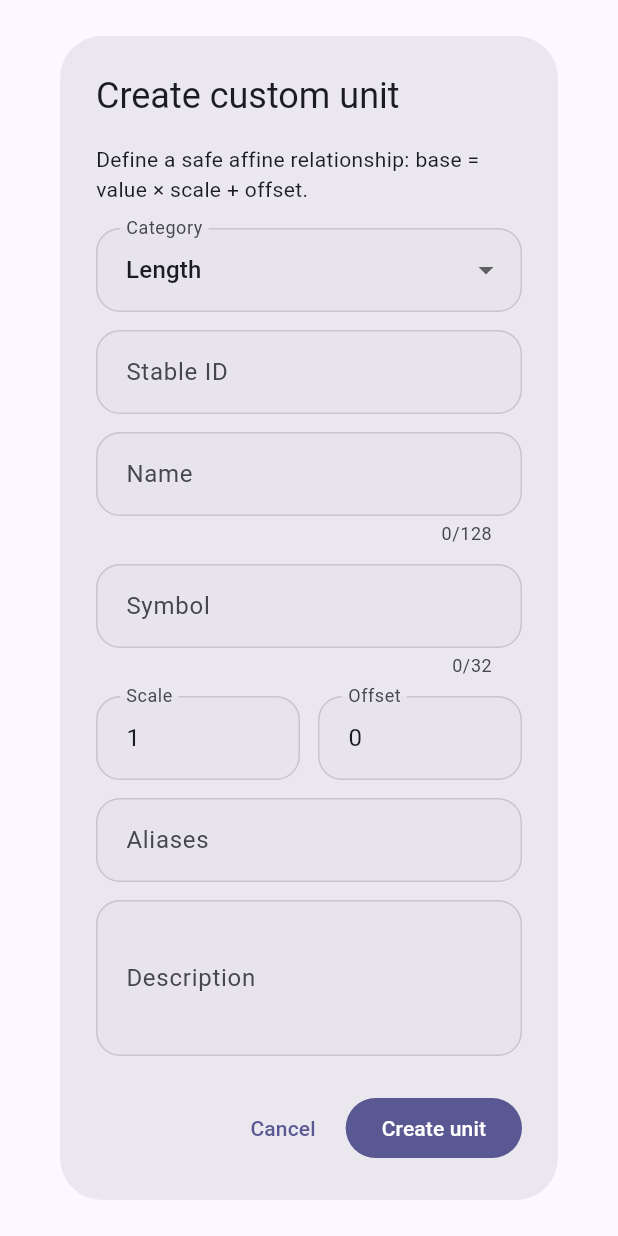
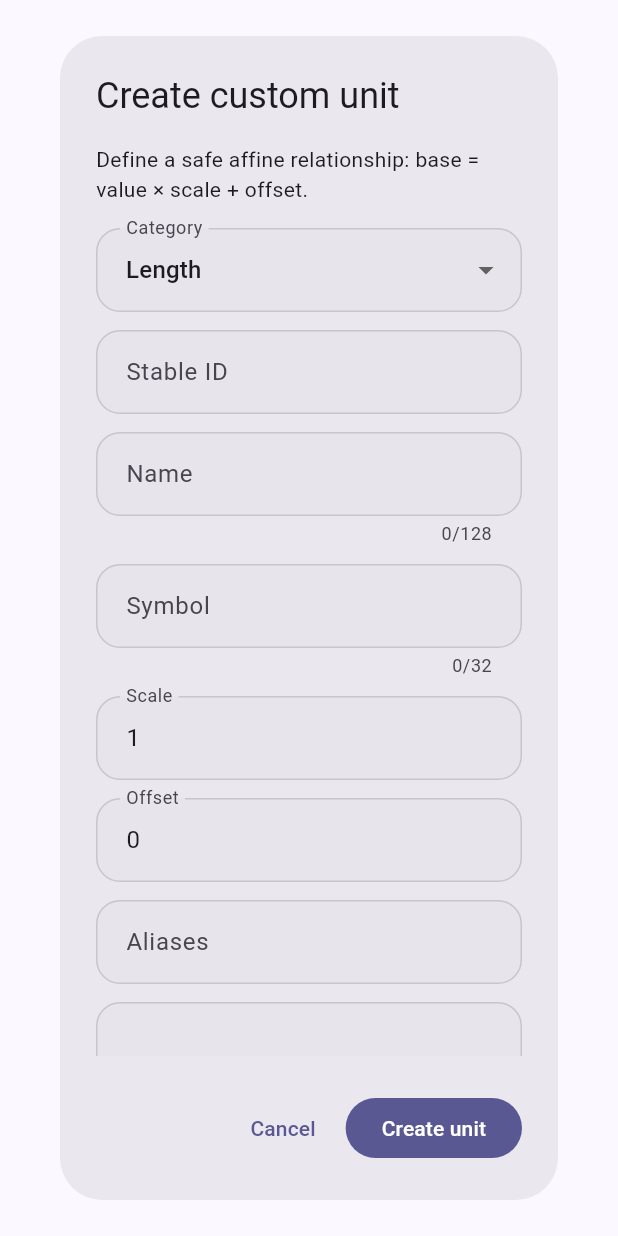
Before and after one commit to sanskarIN/unitflow, a Flutter app: the _CustomUnitDialog widget shown alone on an empty page, opened directly with empty values, on a phone screen of 412 x 824 dp. Run offline on Flutter 3.47's test engine with Material 3 defaults, Android fonts, the phone set to English and light mode, and no system bars; our stand-ins replace shared_preferences; accounts and stored records are empty; generated files the repository leaves out were written again; statements that could not run were skipped.

Commit message:
app: make custom unit form large-text resilient

```diff
--- a/apps/unitflow_app/lib/features/library/presentation/custom_unit_dialog.dart
+++ b/apps/unitflow_app/lib/features/library/presentation/custom_unit_dialog.dart
@@ -118,11 +118,9 @@ final class _CustomUnitDialogState extends State<_CustomUnitDialog> {
                       (value?.trim().isEmpty ?? true) ? strings.symbolRequired : null,
                 ),
                 const SizedBox(height: AppSpacing.sm),
-                Row(
-                  crossAxisAlignment: CrossAxisAlignment.start,
-                  children: <Widget>[
-                    Expanded(
-                      child: TextFormField(
+                LayoutBuilder(
+                  builder: (context, constraints) {
+                    final scaleField = TextFormField(
                       controller: _scaleController,
                       decoration: InputDecoration(labelText: strings.scaleLabel),
                       keyboardType: const TextInputType.numberWithOptions(
@@ -131,11 +129,8 @@ final class _CustomUnitDialogState extends State<_CustomUnitDialog> {
                       ),
                       validator: (value) =>
                           (value?.trim().isEmpty ?? true) ? strings.requiredField : null,
-                      ),
-                    ),
-                    const SizedBox(width: AppSpacing.sm),
-                    Expanded(
-                      child: TextFormField(
+                    );
+                    final offsetField = TextFormField(
                       controller: _offsetController,
                       decoration: InputDecoration(labelText: strings.offsetLabel),
                       keyboardType: const TextInputType.numberWithOptions(
@@ -144,9 +139,25 @@ final class _CustomUnitDialogState extends State<_CustomUnitDialog> {
                       ),
                       validator: (value) =>
                           (value?.trim().isEmpty ?? true) ? strings.requiredField : null,
-                      ),
-                    ),
+                    );
+                    if (constraints.maxWidth < 420) {
+                      return Column(
+                        children: <Widget>[
+                          scaleField,
+                          const SizedBox(height: AppSpacing.sm),
+                          offsetField,
                         ],
+                      );
+                    }
+                    return Row(
+                      crossAxisAlignment: CrossAxisAlignment.start,
+                      children: <Widget>[
+                        Expanded(child: scaleField),
+                        const SizedBox(width: AppSpacing.sm),
+                        Expanded(child: offsetField),
+                      ],
+                    );
+                  },
                 ),
                 if (_formulaError != null) ...<Widget>[
                   const SizedBox(height: AppSpacing.xs),
```
Lines whose indentation alone changed are shown as unchanged.
